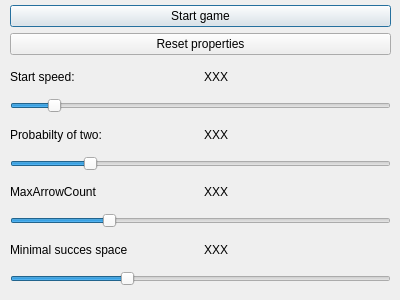
Above: settings.ui from vairad/danceDance before the change. Below: the same form after it.
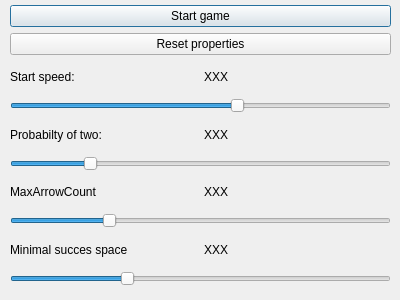
That is the form after the change.

Diff of the .ui file:
```diff
--- a/settings.ui
+++ b/settings.ui
@@ -81,7 +81,7 @@
               <number>100</number>
             </property>
             <property name="value">
-              <number>10</number>
+              <number>60</number>
             </property>
           </widget>
         </item>
```
